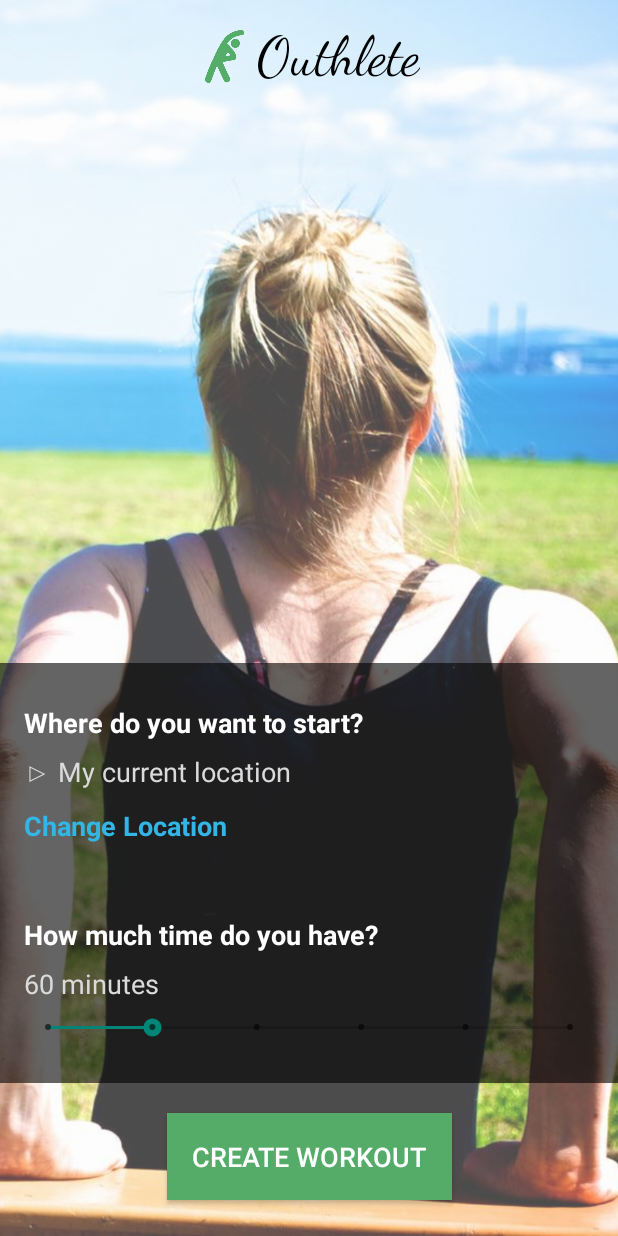
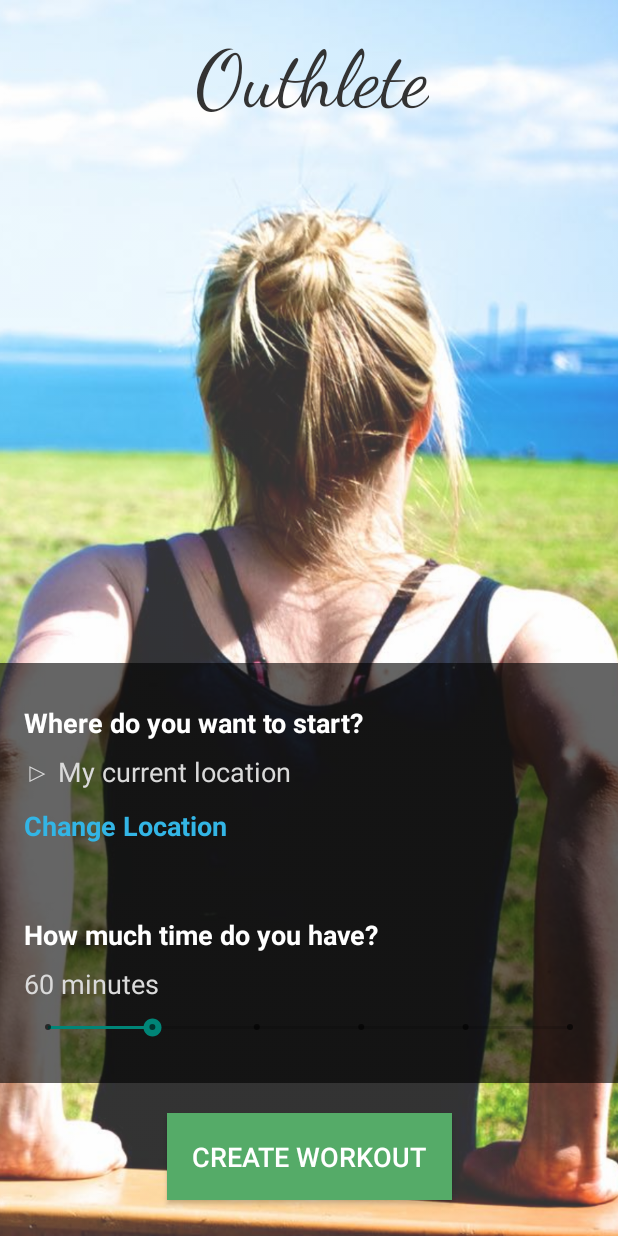
Before and after one commit to albertogoffi/hackthlete, an Android app: the screen it shows after launch (ConfigureWorkoutActivity), on a phone screen of 412 x 824 dp. Run offline under Robolectric (Android 15) with nearby library versions, the phone set to English and light mode, and no system bars.

Commit message:
recenter title and remove icon

```diff
--- a/app/src/main/res/layout/activity_configure_workout.xml
+++ b/app/src/main/res/layout/activity_configure_workout.xml
@@ -11,7 +11,7 @@
         android:id="@+id/main_page_bg"
         android:layout_width="wrap_content"
         android:layout_height="wrap_content"
-        android:alpha="0.7"
+        android:alpha="0.8"
         android:scaleType="centerCrop"
         app:layout_constraintEnd_toEndOf="parent"
         app:layout_constraintStart_toStartOf="parent"
@@ -33,18 +33,18 @@
         android:layout_width="wrap_content"
         android:layout_height="wrap_content"
         android:orientation="horizontal"
-        android:layout_marginTop="16dp"
+        android:layout_marginTop="22dp"
         app:layout_constraintTop_toTopOf="parent"
         app:layout_constraintStart_toStartOf="parent"
         app:layout_constraintEnd_toEndOf="parent"
         >
 
-        <ImageView
-            android:id="@+id/logo"
-            android:layout_width="16pt"
-            android:layout_height="16pt"
-            android:layout_marginTop="4dp"
-            app:srcCompat="@drawable/outhlete_logo" />
+        <!--<ImageView-->
+            <!--android:id="@+id/logo"-->
+            <!--android:layout_width="16pt"-->
+            <!--android:layout_height="16pt"-->
+            <!--android:layout_marginTop="4dp"-->
+            <!--app:srcCompat="@drawable/outhlete_logo" />-->
 
         <TextView
             android:id="@+id/title"
@@ -54,8 +54,8 @@
             android:fontFamily="cursive"
             android:text="Outhlete"
             android:textAppearance="@android:style/TextAppearance.Material.Medium"
-            android:textColor="@android:color/black"
-            android:textSize="36sp" />
+            android:textColor="#333333"
+            android:textSize="52sp" />
     </LinearLayout>
 
     <TextView
```
